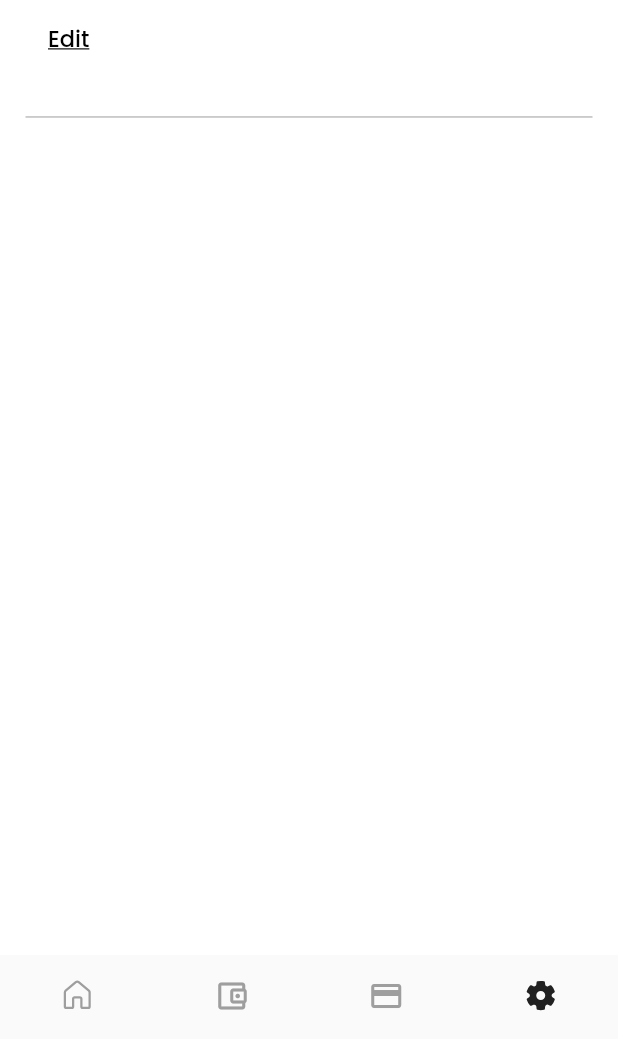
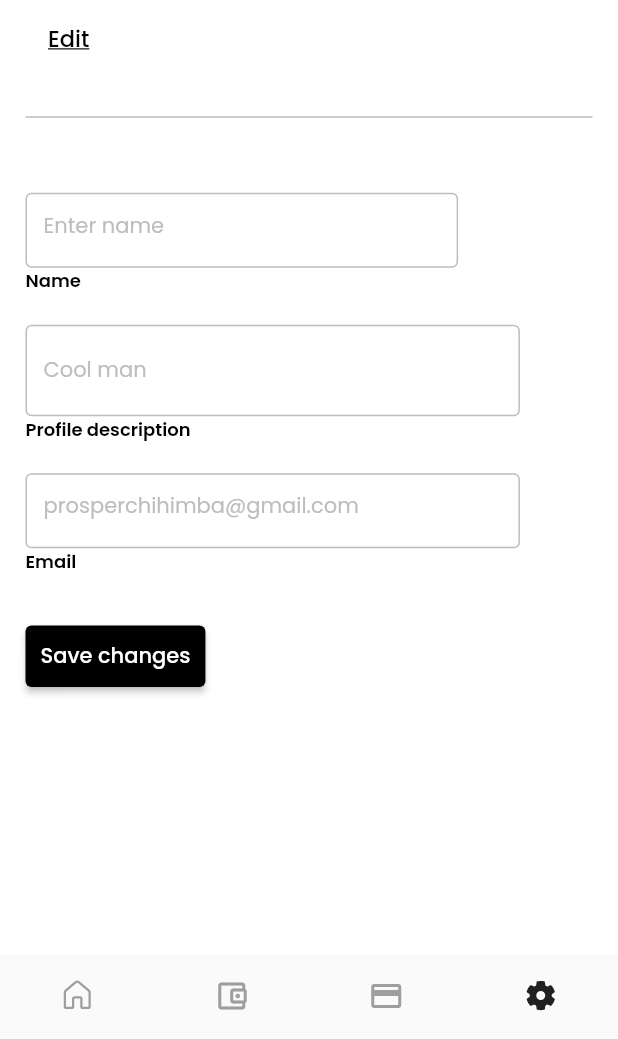
Before and after one commit to ProsperChihimba/coinprofile, a Flutter app: the screen it shows after launch, item 4 of the bottom bar chosen, on a phone screen of 412 x 824 dp, the part 197-1236 px from its top. Run offline on Flutter 3.47's test engine with Material 2 defaults, Android fonts, the phone set to English and light mode, and no system bars; our stand-ins replace fluentui_icons, gap, get, google_fonts.

Commit message:
Add: settiings inputs

```diff
--- a/lib/screens/settings/index.dart
+++ b/lib/screens/settings/index.dart
@@ -1,3 +1,4 @@
+import 'package:coinprofile/screens/settings/input_fields.dart';
 import 'package:coinprofile/screens/settings/profile.dart';
 import 'package:coinprofile/utils/app_layout.dart';
 import 'package:coinprofile/utils/app_styles.dart';
@@ -48,7 +49,10 @@ class _SettingScreenState extends State<SettingScreen> {
                   color: Colors.grey.shade400,
                 ),
               ),
-            )
+            ),
+
+            Gap(AppLayout.getHeight(50)),
+            const InputFieds()
           ],
         ),
       ),
--- /dev/null
+++ b/lib/screens/settings/input_fields.dart
@@ -0,0 +1,107 @@
+import 'package:coinprofile/utils/app_layout.dart';
+import 'package:coinprofile/utils/app_styles.dart';
+import 'package:flutter/material.dart';
+import 'package:gap/gap.dart';
+
+class InputFieds extends StatelessWidget {
+  const InputFieds({super.key});
+
+  @override
+  Widget build(BuildContext context) {
+    final size = AppLayout.getSize(context);
+    return Padding(
+      padding: EdgeInsets.symmetric(
+        horizontal: AppLayout.getWidth(17),
+      ),
+      child: Column(
+        crossAxisAlignment: CrossAxisAlignment.start,
+        children: [
+          SizedBox(
+            height: AppLayout.getHeight(50),
+            width: size.width * 0.70,
+            child: TextField(
+              decoration: InputDecoration(
+                hintText: 'Enter name',
+                hintStyle:
+                    Styles.normalText.copyWith(color: Colors.grey.shade400),
+                focusedBorder: OutlineInputBorder(
+                    borderSide: BorderSide(color: Colors.grey.shade400)),
+                enabledBorder: OutlineInputBorder(
+                    borderSide: BorderSide(color: Colors.grey.shade400)),
+              ),
+            ),
+          ),
+          Text(
+            "Name",
+            style: Styles.normalText.copyWith(
+              fontWeight: FontWeight.w600,
+              fontSize: AppLayout.getHeight(12),
+            ),
+          ),
+          Gap(AppLayout.getHeight(20)),
+
+          // Second input
+          SizedBox(
+            width: size.width * 0.80,
+            child: TextField(
+              decoration: InputDecoration(
+                hintText: 'Cool man',
+                hintStyle:
+                    Styles.normalText.copyWith(color: Colors.grey.shade400),
+                focusedBorder: OutlineInputBorder(
+                    borderSide: BorderSide(color: Colors.grey.shade400)),
+                enabledBorder: OutlineInputBorder(
+                    borderSide: BorderSide(color: Colors.grey.shade400)),
+              ),
+            ),
+          ),
+          Text(
+            "Profile description",
+            style: Styles.normalText.copyWith(
+              fontWeight: FontWeight.w600,
+              fontSize: AppLayout.getHeight(12),
+            ),
+          ),
+          Gap(AppLayout.getHeight(20)),
+
+          // Third input
+          SizedBox(
+            height: AppLayout.getHeight(50),
+            width: size.width * 0.80,
+            child: TextField(
+              decoration: InputDecoration(
+                hintText: 'prosperchihimba@gmail.com',
+                hintStyle:
+                    Styles.normalText.copyWith(color: Colors.grey.shade400),
+                focusedBorder: OutlineInputBorder(
+                    borderSide: BorderSide(color: Colors.grey.shade400)),
+                enabledBorder: OutlineInputBorder(
+                    borderSide: BorderSide(color: Colors.grey.shade400)),
+              ),
+            ),
+          ),
+          Text(
+            "Email",
+            style: Styles.normalText.copyWith(
+              fontWeight: FontWeight.w600,
+              fontSize: AppLayout.getHeight(12),
+            ),
+          ),
+          Gap(AppLayout.getHeight(30)),
+
+          // Button
+          ElevatedButton(
+            style: ElevatedButton.styleFrom(
+                backgroundColor: Styles.blackColor,
+                padding: EdgeInsets.all(AppLayout.getHeight(10))),
+            onPressed: (() {}),
+            child: Text(
+              "Save changes",
+              style: Styles.normalText.copyWith(color: Colors.white),
+            ),
+          ),
+        ],
+      ),
+    );
+  }
+}
```
